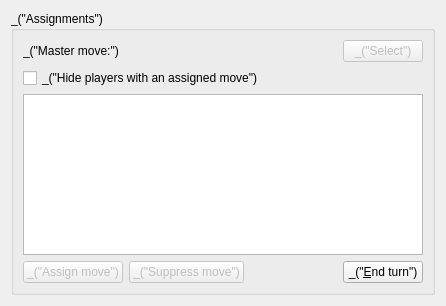
Before: the Qt Designer form qt/ui/arbit_assignments.ui in cjlano/eliot, drawn with Qt 5.
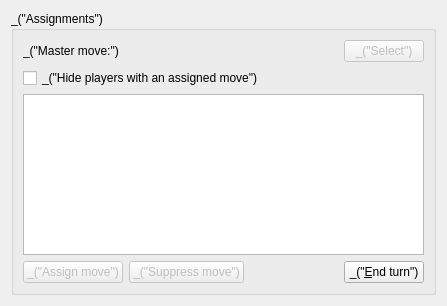
After: the same form once the commit is applied. Custom widgets are drawn as their Qt base class.

```diff
--- a/qt/ui/arbit_assignments.ui
+++ b/qt/ui/arbit_assignments.ui
@@ -6,7 +6,7 @@
    <rect>
     <x>0</x>
     <y>0</y>
-    <width>446</width>
+    <width>447</width>
     <height>306</height>
    </rect>
   </property>
```
Left out of the diff: 3 changed lines with no effect on the pictures.
